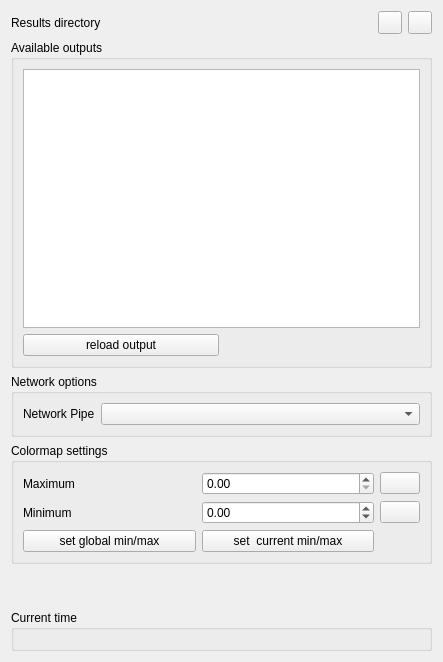
The window that SIM-VICUS/src/SVPropResultsWidget.ui (ghorwin/SIM-VICUS) describes before a commit, drawn with Qt 5.
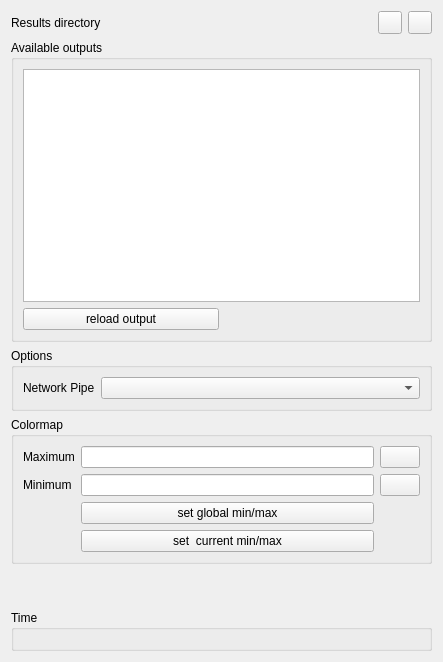
The same window after the commit. Icons and pictures are not drawn. Custom widgets are drawn as their Qt base class.

Commit message: improve color legend, fixes in result view widget

The edit to the form file:
```diff
--- a/SIM-VICUS/src/SVPropResultsWidget.ui
+++ b/SIM-VICUS/src/SVPropResultsWidget.ui
@@ -98,7 +98,7 @@
    <item>
     <widget class="QGroupBox" name="groupBoxNetworkOptions">
      <property name="title">
-      <string>Network options</string>
+      <string>Options</string>
      </property>
      <layout class="QFormLayout" name="formLayout_2">
       <item row="0" column="0">
@@ -117,18 +117,18 @@
    <item>
     <widget class="QGroupBox" name="groupBox_2">
      <property name="title">
-      <string>Colormap settings</string>
+      <string>Colormap</string>
      </property>
      <layout class="QGridLayout" name="gridLayout_3">
-      <item row="1" column="0">
+      <item row="2" column="0">
        <widget class="QLabel" name="label_4">
         <property name="text">
          <string>Minimum</string>
         </property>
        </widget>
       </item>
-      <item row="0" column="2">
-       <widget class="QtExt::ColorButton" name="pushButtonMaxColor">
+      <item row="2" column="2">
+       <widget class="QtExt::ColorButton" name="pushButtonMinColor">
         <property name="sizePolicy">
          <sizepolicy hsizetype="Fixed" vsizetype="Fixed">
           <horstretch>0</horstretch>
@@ -140,19 +140,6 @@
         </property>
        </widget>
       </item>
-      <item row="0" column="1">
-       <widget class="QDoubleSpinBox" name="doubleSpinBoxMaxValue">
-        <property name="decimals">
-         <number>2</number>
-        </property>
-        <property name="maximum">
-         <double>1000000.000000000000000</double>
-        </property>
-        <property name="singleStep">
-         <double>1.000000000000000</double>
-        </property>
-       </widget>
-      </item>
       <item row="0" column="0">
        <widget class="QLabel" name="label_3">
         <property name="text">
@@ -160,24 +147,11 @@
         </property>
        </widget>
       </item>
-      <item row="1" column="1">
-       <widget class="QDoubleSpinBox" name="doubleSpinBoxMinValue">
-        <property name="decimals">
-         <number>2</number>
-        </property>
-        <property name="minimum">
-         <double>-1000000.000000000000000</double>
-        </property>
-        <property name="maximum">
-         <double>10000000.000000000000000</double>
-        </property>
-        <property name="singleStep">
-         <double>1.000000000000000</double>
-        </property>
-       </widget>
+      <item row="2" column="1">
+       <widget class="QtExt::ValidatingLineEdit" name="lineEditMinValue"/>
       </item>
-      <item row="1" column="2">
-       <widget class="QtExt::ColorButton" name="pushButtonMinColor">
+      <item row="0" column="2">
+       <widget class="QtExt::ColorButton" name="pushButtonMaxColor">
         <property name="sizePolicy">
          <sizepolicy hsizetype="Fixed" vsizetype="Fixed">
           <horstretch>0</horstretch>
@@ -189,14 +163,17 @@
         </property>
        </widget>
       </item>
-      <item row="2" column="0">
+      <item row="0" column="1">
+       <widget class="QtExt::ValidatingLineEdit" name="lineEditMaxValue"/>
+      </item>
+      <item row="3" column="1">
        <widget class="QPushButton" name="pushButtonSetGlobalMinMax">
         <property name="text">
          <string>set global min/max</string>
         </property>
        </widget>
       </item>
-      <item row="2" column="1">
+      <item row="4" column="1">
        <widget class="QPushButton" name="pushButtonSetLocalMinMax">
         <property name="text">
          <string>set  current min/max</string>
@@ -225,7 +202,7 @@
    <item>
     <widget class="QGroupBox" name="groupBox_4">
      <property name="title">
-      <string>Current time</string>
+      <string>Time</string>
      </property>
      <layout class="QVBoxLayout" name="verticalLayout">
       <item>
@@ -254,6 +231,14 @@
    <header>SVTimeSliderWidget.h</header>
    <container>1</container>
   </customwidget>
+  <customwidget>
+   <class>QtExt::ValidatingLineEdit</class>
+   <extends>QLineEdit</extends>
+   <header location="global">QtExt_ValidatingLineEdit.h</header>
+   <slots>
+    <signal>editingFinishedSuccessfully()</signal>
+   </slots>
+  </customwidget>
  </customwidgets>
  <resources/>
  <connections/>
```
The commit also changes 4 other files.
